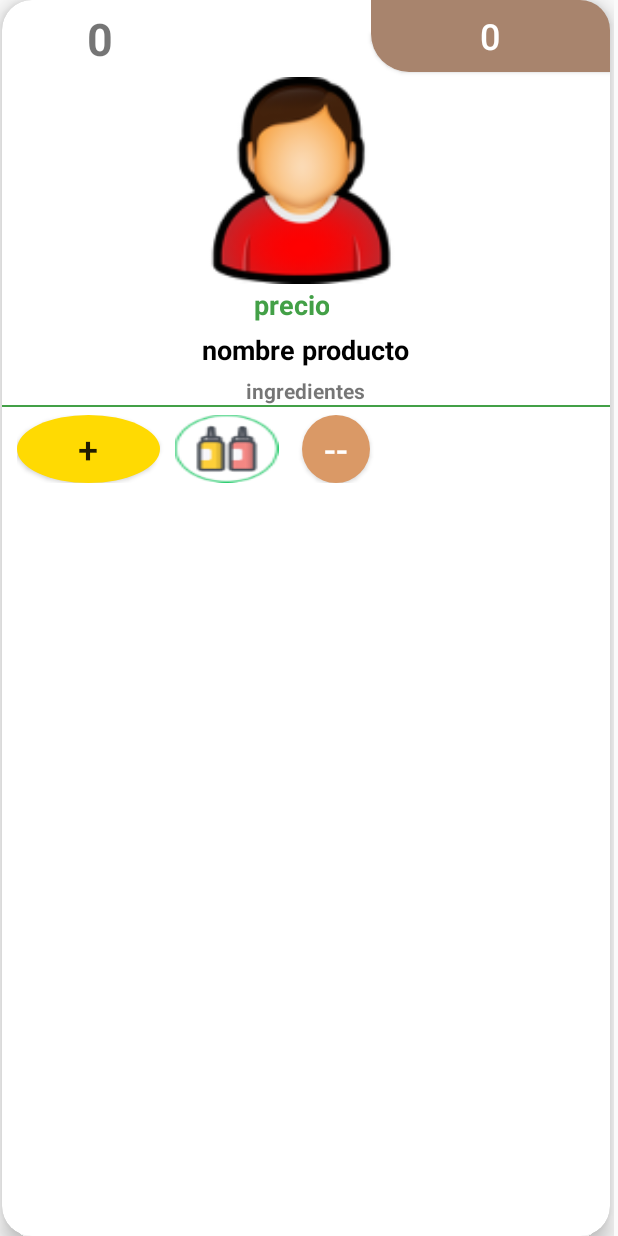
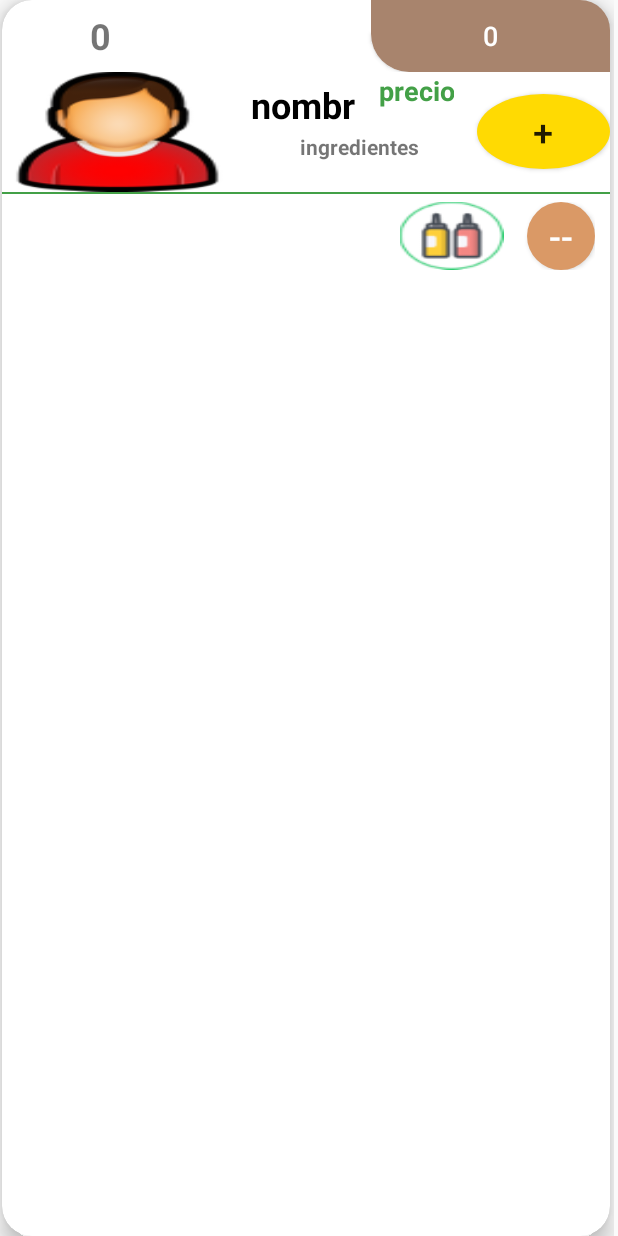
Before and after one commit to vmanriquec/comandaplus2112, an Android app: the layout tarjetaproducto.xml on its own in the app's theme, with its tools: preview values and no code run, on a phone screen of 412 x 824 dp. Run offline under Robolectric (Android 15) with nearby library versions, the phone set to English and light mode, and no system bars.

Commit message:
dialogo en recycler hecho

```diff
--- a/app/src/main/java/com/example/comandaplus/Maestraproductos.java
+++ b/app/src/main/java/com/example/comandaplus/Maestraproductos.java
@@ -345,7 +345,7 @@ for (int w=0;w<ee.size();w++){
 
 
                     adapter = new Adaptadormaestraproducto(people, getActivity().getApplicationContext());
-                    recycler.setLayoutManager(new GridLayoutManager(Maestraproductos.this.getActivity(), 2));
+                    recycler.setLayoutManager(new GridLayoutManager(Maestraproductos.this.getActivity(), 1));
 
                     recycler.setAdapter(adapter);
 
--- a/app/src/main/java/com/example/comandaplus/adapter/Adaptadormaestraproducto.java
+++ b/app/src/main/java/com/example/comandaplus/adapter/Adaptadormaestraproducto.java
@@ -4,6 +4,7 @@ import android.app.Activity;
 import android.app.AlertDialog;
 import android.app.Dialog;
 import android.content.Context;
+import android.content.DialogInterface;
 import android.content.Intent;
 import android.content.SharedPreferences;
 import android.graphics.Color;
@@ -12,6 +13,7 @@ import android.media.MediaPlayer;
 import android.support.design.widget.BottomSheetBehavior;
 import android.support.v4.content.LocalBroadcastManager;
 import android.support.v7.widget.RecyclerView;
+import android.util.Log;
 import android.view.Gravity;
 import android.view.LayoutInflater;
 import android.view.View;
@@ -175,6 +177,25 @@ viewHolder.cremas.setOnClickListener(new View.OnClickListener() {
     @Override
     public void onClick(View v) {
 
+
+        new AlertDialog.Builder(v.getContext())
+                .setTitle("Nuke planet Jupiter?")
+                .setMessage("Note that nuking planet Jupiter will destroy everything in there.")
+                .setPositiveButton("Nuke", new DialogInterface.OnClickListener() {
+                    @Override
+                    public void onClick(DialogInterface dialog, int which) {
+                        Log.d("MainActivity", "Sending atomic bombs to Jupiter");
+                    }
+                })
+                .setNegativeButton("Abort", new DialogInterface.OnClickListener() {
+                    @Override
+                    public void onClick(DialogInterface dialog, int which) {
+                        Log.d("MainActivity", "Aborting mission...");
+                    }
+                })
+                .show();
+
+        xxx();
     }
 });
 
@@ -287,6 +308,10 @@ Crudetallepedido.getAllDetallepedidorealm();
         Crudetallepedido.Disminuirdetalle(detallepedidorealm);
     }
 
+    private void xxx() {
+
+
+    }
 
 
     @Override
--- a/app/src/main/res/layout/tarjetaproducto.xml
+++ b/app/src/main/res/layout/tarjetaproducto.xml
@@ -11,10 +11,10 @@
         android:layout_width="wrap_content"
 
         android:layout_height="wrap_content"
-        android:layout_marginLeft="5dp"
+        android:layout_marginLeft="8dp"
         android:layout_marginTop="5dp"
         android:layout_marginEnd="5dp"
-        android:layout_marginRight="5dp"
+        android:layout_marginRight="8dp"
         android:layout_marginBottom="5dp"
         card_view:layout_constraintBottom_toBottomOf="parent"
         card_view:layout_constraintEnd_toEndOf="parent"
@@ -67,7 +67,7 @@
                             android:layout_weight="0.50"
                             android:gravity="center_horizontal"
                             android:text="0"
-                            android:textSize="30sp"
+                            android:textSize="24sp"
                             android:textStyle="bold" />
 
                         <TextView
@@ -91,21 +91,55 @@
                             android:background="@drawable/medialuna"
                             android:text="0"
                             android:textColor="@color/fbutton_color_peter_river"
-                            android:textSize="24sp" />
+                            android:textSize="18sp" />
 
                     </LinearLayout>
 
+                    <LinearLayout
+                        android:layout_width="match_parent"
+                        android:layout_height="wrap_content"
+                        android:orientation="horizontal">
+
                         <ImageView
                             android:id="@+id/productoimagenp"
-                        android:layout_width="match_parent"
-                        android:layout_height="138dp"
+                            android:layout_width="90dp"
+                            android:layout_height="80dp"
                             android:layout_centerVertical="true"
                             android:layout_marginLeft="0dp"
                             android:layout_marginTop="0dp"
                             android:layout_marginRight="5dp"
                             android:layout_marginBottom="0dp"
                             android:layout_weight="0.86"
+                            android:scaleType="fitXY"
                             android:src="@drawable/usercomanda" />
+
+                        <LinearLayout
+                            android:layout_width="wrap_content"
+                            android:layout_height="match_parent"
+                            android:layout_weight="0.86"
+                            android:orientation="vertical">
+
+                            <LinearLayout
+                                android:layout_width="match_parent"
+                                android:layout_height="40dp"
+                                android:orientation="horizontal">
+
+                                <TextView
+                                    android:id="@+id/productonombrep"
+                                    android:layout_width="wrap_content"
+                                    android:layout_height="wrap_content"
+                                    android:layout_alignTop="@+id/view"
+                                    android:layout_centerHorizontal="true"
+                                    android:layout_gravity="center_horizontal|center_vertical"
+                                    android:layout_marginLeft="5dp"
+                                    android:layout_marginTop="5dp"
+                                    android:layout_marginRight="5dp"
+                                    android:layout_marginBottom="5dp"
+                                    android:layout_weight="0.67"
+                                    android:text="nombre producto"
+                                    android:textColor="@color/primary_text"
+                                    android:textSize="24sp"
+                                    android:textStyle="bold" />
 
                                 <TextView
                                     android:id="@+id/productopreciop"
@@ -125,23 +159,7 @@
                                     android:textColor="@color/chatotro"
                                     android:textSize="18sp"
                                     android:textStyle="bold" />
-
-                    <TextView
-                        android:id="@+id/productonombrep"
-                        android:layout_width="wrap_content"
-                        android:layout_height="wrap_content"
-                        android:layout_alignTop="@+id/view"
-                        android:layout_centerHorizontal="true"
-                        android:layout_gravity="center_horizontal|center_vertical"
-                        android:layout_marginLeft="5dp"
-                        android:layout_marginTop="5dp"
-                        android:layout_marginRight="5dp"
-                        android:layout_marginBottom="5dp"
-                        android:layout_weight="0.67"
-                        android:text="nombre producto"
-                        android:textColor="@color/primary_text"
-                        android:textSize="18sp"
-                        android:textStyle="bold" />
+                            </LinearLayout>
 
                             <TextView
                                 android:id="@+id/productoingredientesp"
@@ -155,6 +173,20 @@
                                 android:textSize="14sp"
                                 android:textStyle="normal|bold" />
 
+                        </LinearLayout>
+
+                        <Button
+                            android:id="@+id/plus_button1"
+                            android:layout_width="50dp"
+                            android:layout_height="50dp"
+                            android:layout_gravity="center_horizontal|center_vertical"
+                            android:layout_weight="0.50"
+                            android:background="@drawable/tabcirculof"
+                            android:text="+"
+                            android:textSize="24sp" />
+
+                    </LinearLayout>
+
                     <View
                         android:id="@+id/divider2"
                         android:layout_width="match_parent"
@@ -164,26 +196,17 @@
 
                     <LinearLayout
                         android:id="@+id/masmenos1"
-                        android:layout_width="match_parent"
+                        android:layout_width="wrap_content"
                         android:layout_height="wrap_content"
-                        android:layout_gravity="center_horizontal"
+                        android:layout_gravity="right"
                         android:layout_marginLeft="10dp"
                         android:layout_marginTop="5dp"
                         android:layout_marginRight="10dp"
                         android:layout_marginBottom="5dp"
                         android:background="@color/semiTransparentWhite"
+                        android:gravity="right"
                         android:orientation="horizontal"
                         android:weightSum="2">
-
-                        <Button
-                            android:id="@+id/plus_button1"
-                            android:layout_width="45dp"
-                            android:layout_height="45dp"
-                            android:layout_gravity="left"
-                            android:layout_weight="0.50"
-                            android:background="@drawable/tabcirculof"
-                            android:text="+"
-                            android:textSize="24sp" />
 
 
                         <Button
```
Lines whose indentation alone changed are shown as unchanged.
